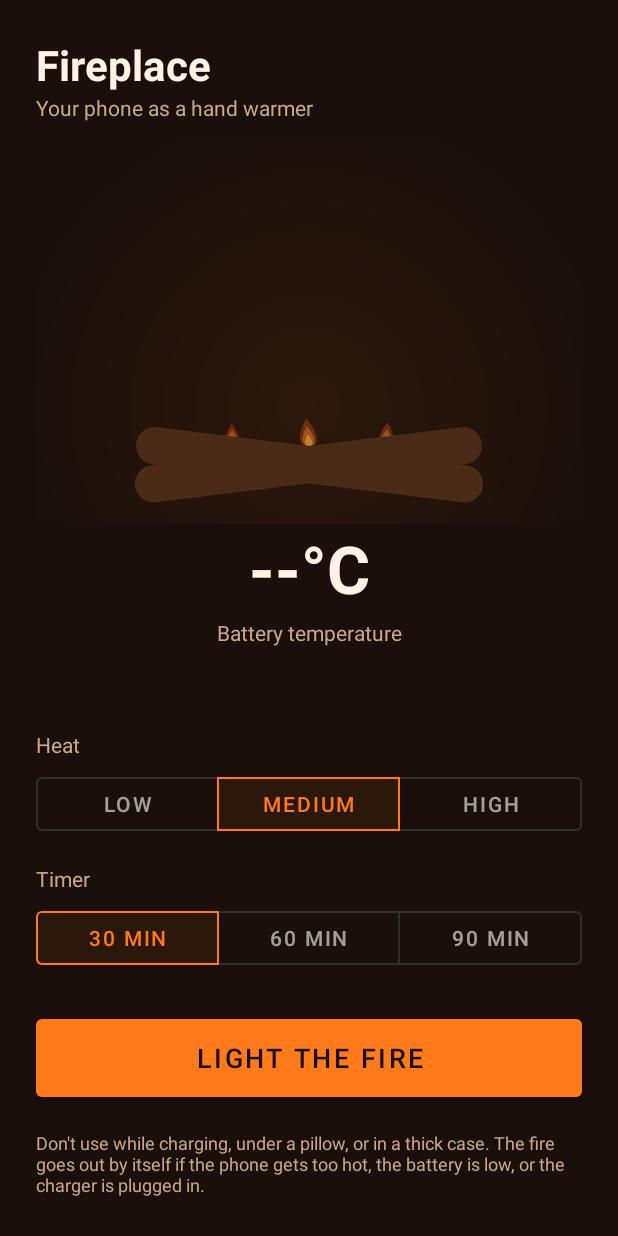
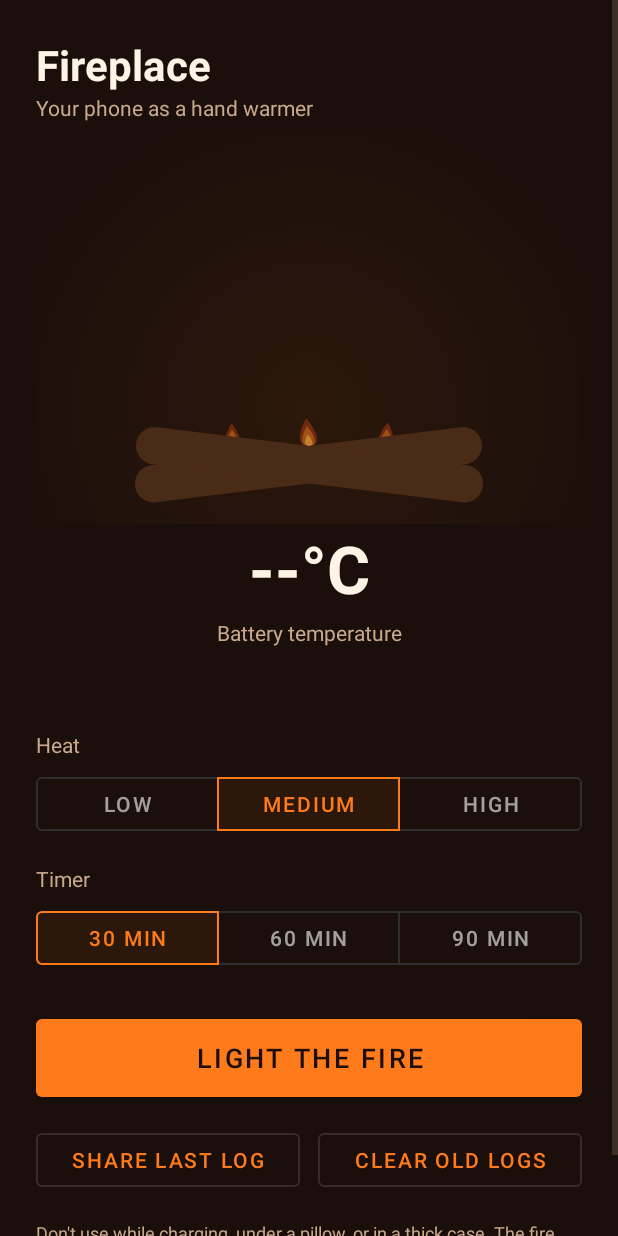
Before and after one commit to Abdul-Mueed-S/Fireplace, an Android app: the layout activity_main.xml on its own in the app's theme, with its tools: preview values and no code run, on a phone screen of 412 x 824 dp. Run offline under Robolectric (Android 15) with nearby library versions, the phone set to English and light mode, and no system bars.

Commit message:
Add Logging feature.

```diff
--- a/app/build.gradle.kts
+++ b/app/build.gradle.kts
@@ -11,8 +11,8 @@ android {
         applicationId = "com.evu.fireplace"
         minSdk = 26
         targetSdk = 34
-        versionCode = 2
-        versionName = "0.2"
+        versionCode = 3
+        versionName = "0.6"
     }
 
     buildFeatures {
--- a/app/src/main/res/layout/activity_main.xml
+++ b/app/src/main/res/layout/activity_main.xml
@@ -150,6 +150,30 @@
             android:text="Light the fire"
             android:textSize="18sp" />
 
+        <LinearLayout
+            android:layout_width="match_parent"
+            android:layout_height="wrap_content"
+            android:layout_marginTop="12dp"
+            android:orientation="horizontal">
+
+            <com.google.android.material.button.MaterialButton
+                android:id="@+id/btnShareLog"
+                style="?attr/materialButtonOutlinedStyle"
+                android:layout_width="0dp"
+                android:layout_height="wrap_content"
+                android:layout_weight="1"
+                android:text="Share last log" />
+
+            <com.google.android.material.button.MaterialButton
+                android:id="@+id/btnClearLogs"
+                style="?attr/materialButtonOutlinedStyle"
+                android:layout_width="0dp"
+                android:layout_height="wrap_content"
+                android:layout_marginStart="12dp"
+                android:layout_weight="1"
+                android:text="Clear old logs" />
+        </LinearLayout>
+
         <TextView
             android:layout_width="match_parent"
             android:layout_height="wrap_content"
--- /dev/null
+++ b/app/src/main/res/xml/file_paths.xml
@@ -0,0 +1,6 @@
+<?xml version="1.0" encoding="utf-8"?>
+<paths>
+    <files-path
+        name="logs"
+        path="logs/" />
+</paths>
```
Also changed, not shown: app/src/main/AndroidManifest.xml (+11 -0 lines), app/src/main/java/com/evu/fireplace/HeatLevel.kt (+10 -6 lines), app/src/main/java/com/evu/fireplace/HeatService.kt (+8 -0 lines), app/src/main/java/com/evu/fireplace/LogWriter.kt (added, +80 -0 lines), app/src/main/java/com/evu/fireplace/MainActivity.kt (+22 -0 lines), app/src/main/java/com/evu/fireplace/ThermalGovernor.kt (+14 -9 lines).
